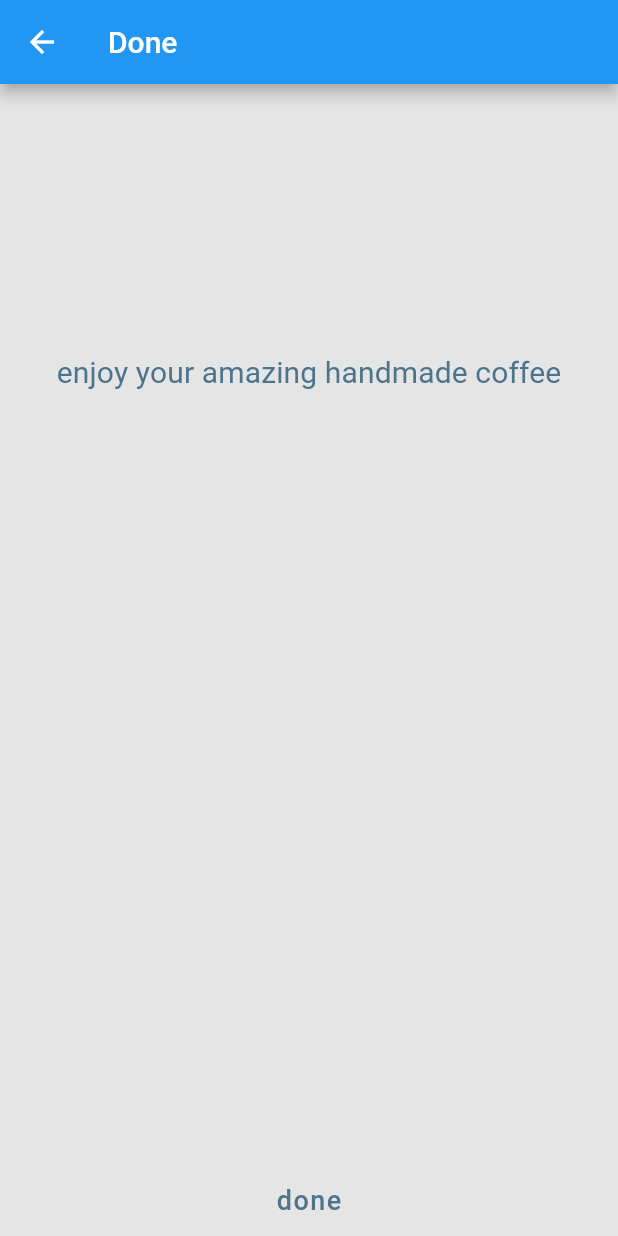
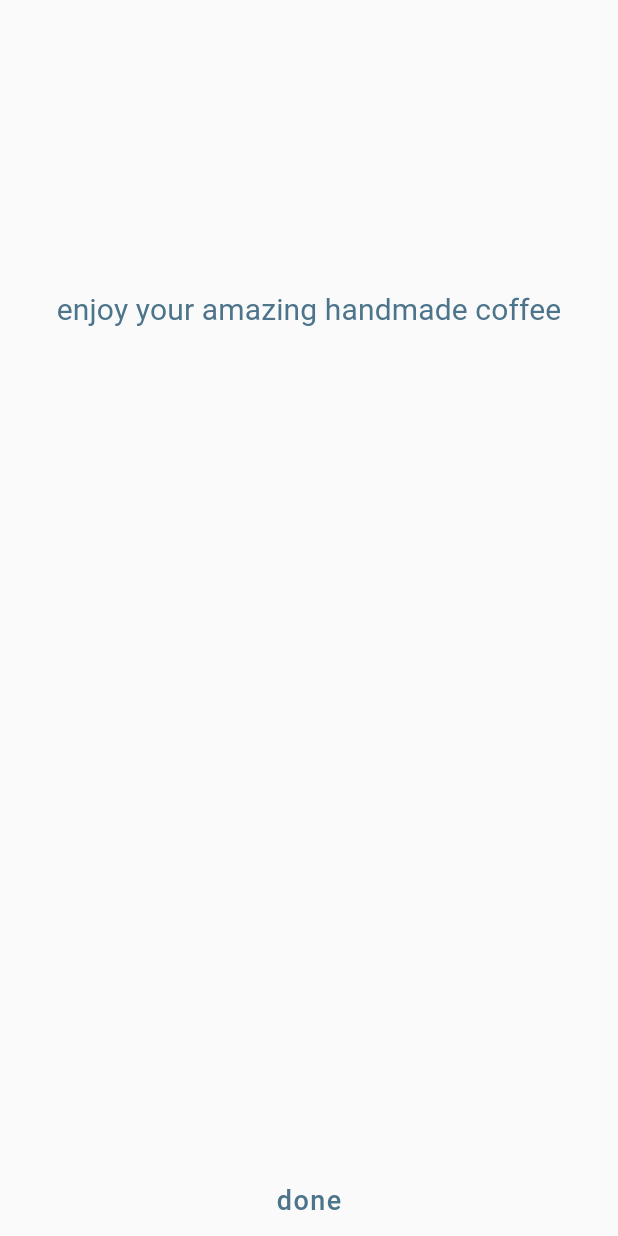
Before and after one commit to utrgv-software-engineering/homebrew-dripper-JohnAstro, a Flutter app: the DoneScreen screen opened directly, on a phone screen of 412 x 824 dp. Run offline on Flutter 3.47's test engine with Material 2 defaults, Android fonts, the phone set to English and light mode, and no system bars; Roboto replaces fonts that are missing (Monserrat, Monteserrat).

Commit message:
Update done_screen.dart
No app bar needed

```diff
--- a/lib/screens/done_screen.dart
+++ b/lib/screens/done_screen.dart
@@ -5,10 +5,6 @@ class DoneScreen extends StatelessWidget {
   @override
   Widget build(BuildContext context) {
     return Scaffold(
-      backgroundColor: Color(0xFFE5E5E5),
-      appBar: AppBar(
-        title: Text("Done"),
-      ),
       body: Center(
         child: Column(
           mainAxisAlignment: MainAxisAlignment.center,
```
